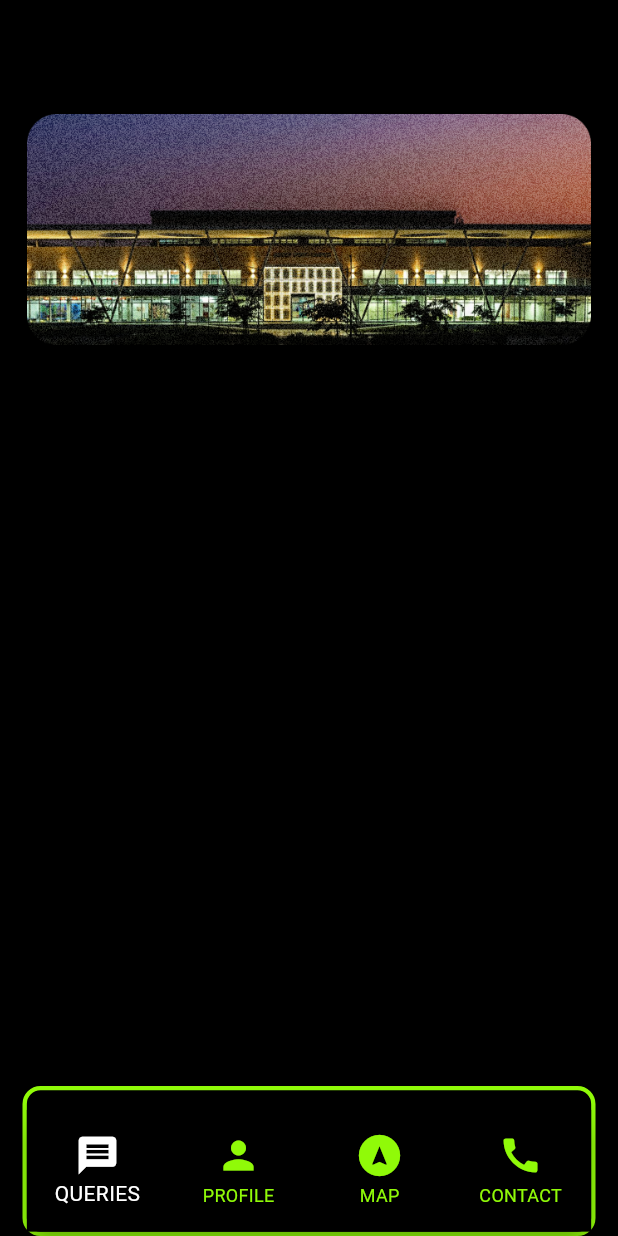
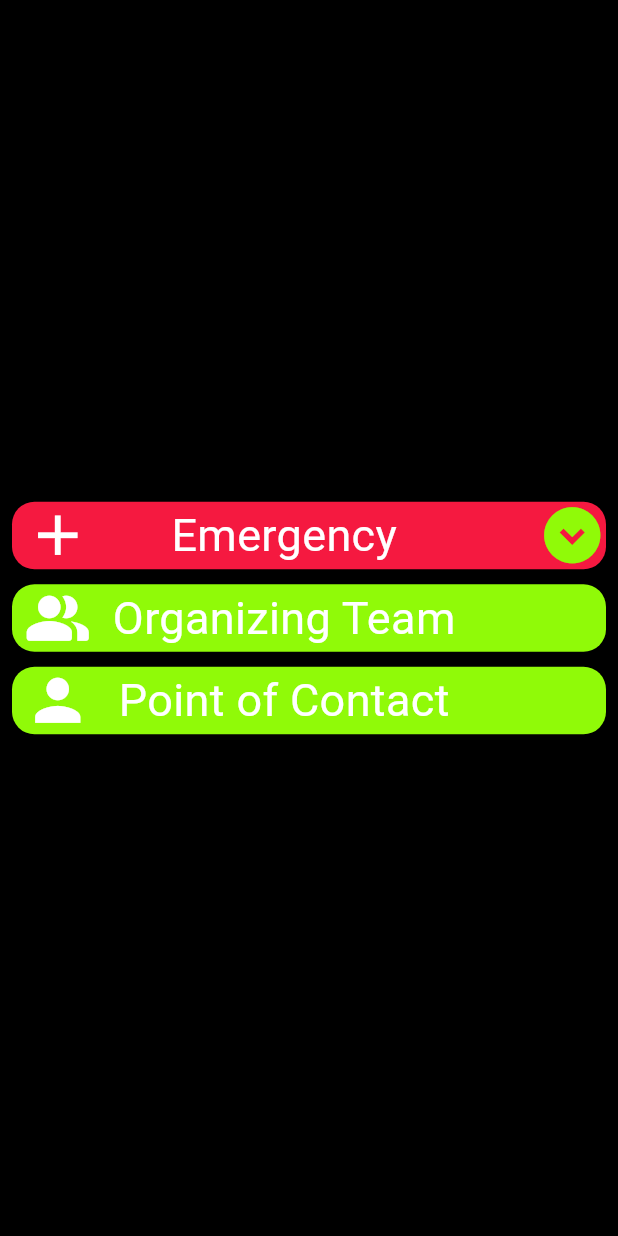
Before and after one commit to surge-snu/surge-2023-app, a Flutter app: the screen it shows after launch, on a phone screen of 412 x 824 dp. Run offline on Flutter 3.47's test engine with Material 2 defaults, Android fonts, the light colour scheme and no system bars; our stand-ins replace get, google_fonts, google_nav_bar, line_icons, shared_preferences, widget_and_text_animator.

Commit message:
made custom drop downs for contact us page

```diff
--- a/lib/Utils/Navigator.dart
+++ b/lib/Utils/Navigator.dart
@@ -1,6 +1,9 @@
 import 'package:flutter/material.dart';
 import 'package:google_nav_bar/google_nav_bar.dart';
 import 'package:line_icons/line_icons.dart';
+import 'package:surge_2023_app/contact/contactus.dart';
+import 'package:url_launcher/url_launcher.dart';
+
 import 'package:surge_2023_app/Auth/login.dart';
 import 'package:surge_2023_app/Global%20Variables/Constants.dart';
 import 'package:surge_2023_app/Home/HomePage.dart';
@@ -14,14 +17,25 @@ class NavBar extends StatefulWidget {
 }
 
 class _NavBarState extends State<NavBar> {
+  // Function to open the URL
+  void _openURL(String url) async {
+    if (await canLaunch(url)) {
+      await launch(url);
+    } else {
+      throw 'Could not launch $url';
+    }
+  }
+
   int _selectedIndex=0;
   final screens = [
     const HomePage(),
-    const LoginScreen()
+    const LoginScreen(),
     // const MyHomePage(),
     // const QuestionPage(),
     // const Announcmentpage(),
     // const ProfilePage()
+    ContactUs(),
+    ContactUs(),
   ];
 
   @override
@@ -61,10 +75,14 @@ margin: EdgeInsets.only(top: 50),
               type: BottomNavigationBarType.fixed,
               backgroundColor: Colors.black,
               onTap: (index){
-                setState(() {
-                  widget.passedIndex=index;
-                });
-
+                if(index==2){
+                  String websiteURL = 'https://snuxplore.com/'; // Replace with your desired URL
+                  _openURL(websiteURL);
+                }else {
+                  setState(() {
+                    widget.passedIndex = index;
+                  });
+                }
               },
 items: [
   BottomNavigationBarItem(icon: Icon(Icons.message,),label: 'QUERIES'),
--- /dev/null
+++ b/lib/contact/contactus.dart
@@ -0,0 +1,34 @@
+import 'package:flutter/material.dart';
+import 'package:surge_2023_app/Global%20Variables/Constants.dart';
+import 'package:surge_2023_app/contact/custom_button.dart';
+
+class ContactUs extends StatefulWidget {
+  const ContactUs({Key? key}) : super(key: key);
+
+  @override
+  State<ContactUs> createState() => _ContactUsState();
+}
+
+class _ContactUsState extends State<ContactUs> {
+  @override
+  Widget build(BuildContext context) {
+    return Scaffold(
+      backgroundColor: Colors.black,
+      body: Container(
+
+        child: Padding(
+          padding: const EdgeInsets.only(left: 8.0,right: 8),
+          child: Column(
+            mainAxisAlignment: MainAxisAlignment.center ,
+            children:[ CustomDropDown(maincolor: Color(0xffF51940),mainText: 'Emergency',mainIcon: Icons.add),
+              SizedBox(height: 10,),
+              CustomDropDown(maincolor: AppColors.primaryColor,mainText: 'Organizing Team',mainIcon: Icons.people_alt_rounded),
+              SizedBox(height: 10,),
+              CustomDropDown(maincolor: AppColors.primaryColor,mainText: 'Point of Contact',mainIcon: Icons.person),
+            ]
+          ),
+        ),
+      )
+    );
+  }
+}
--- /dev/null
+++ b/lib/contact/custom_button.dart
@@ -0,0 +1,166 @@
+import 'package:flutter/material.dart';
+import 'package:get/get_utils/get_utils.dart';
+import 'package:surge_2023_app/Global%20Variables/Constants.dart';
+
+class CustomDropDown extends StatefulWidget {
+  final Color maincolor;
+  final String mainText;
+  final IconData mainIcon;
+  const CustomDropDown({Key? key, required this.maincolor, required this.mainText, required this.mainIcon}) : super(key: key);
+
+  @override
+  State<CustomDropDown> createState() => _CustomDropDownState();
+}
+
+class _CustomDropDownState extends State<CustomDropDown> {
+  bool open= false;
+  @override
+  Widget build(BuildContext context) {
+    return Center(
+      child: Container(
+        //width: double.infinity,
+        child: Column(
+
+          children: [
+            InkWell(
+              onTap: (){
+                setState(() {
+                  open=!open;
+                });
+              },
+
+              child: Container(
+                decoration: BoxDecoration(
+color:  !open?widget.maincolor:null ,
+                  gradient: open? LinearGradient(colors: [
+                  widget.maincolor,
+                    Colors.black,
+
+                  ],
+                      begin: FractionalOffset(0.0,0.1),
+                      end: FractionalOffset(0.0,0.4)
+                  ):null,
+                  borderRadius: BorderRadius.circular(15),
+
+                ),
+
+                child: Column(
+                  children: [
+                    Row(
+                      mainAxisAlignment: MainAxisAlignment.spaceBetween,
+                      children: [
+                        Padding(
+                          padding: const EdgeInsets.only(left: 8.0),
+                          child: Icon(widget.mainIcon,color: Colors.white,size: 45,weight:30 ),
+                        ),
+                        SizedBox(width: MediaQuery.sizeOf(context).width*0.03),
+                        Text(
+                          widget.mainText,style: TextStyle(fontWeight: FontWeight.w400,fontSize: 30,color: Colors.white),
+                        ),
+
+                        SizedBox(width: MediaQuery.sizeOf(context).width*0.13),
+                        Icon(Icons.expand_circle_down,color: AppColors.primaryColor ,size: 45,),
+
+                      ],
+                    ),
+                    if(open)Container(
+
+                      padding: EdgeInsets.only(top: 14),
+                      decoration: BoxDecoration(
+
+                        borderRadius: BorderRadius.circular(15),
+                      ),
+                      child: Column(
+                        children: [
+                          Row(
+                            mainAxisAlignment: MainAxisAlignment.center,
+                            children: [
+                              Text('Ambulance Service',style: TextStyle(color: AppColors.primaryColor,fontSize: 25,fontWeight:  FontWeight.w700),),
+                              SizedBox(width: 15,),
+                              Container(
+                                padding: EdgeInsets.only(left: 7,right: 7),
+                                width: 80,
+                                decoration: BoxDecoration(
+                                    color: AppColors.primaryColor,
+                                    borderRadius: BorderRadius.circular(15)
+                                ),
+
+                                child: Row(
+                                  mainAxisAlignment: MainAxisAlignment.spaceBetween,
+                                  children: [
+                                    Icon(Icons.call,color: Colors.black ,size: 24,),
+
+                                    Text('Call',style: TextStyle(color: Colors.black,fontWeight: FontWeight.w700,fontSize: 20),)
+                                  ],
+                                ),
+                              )
+                            ],
+                          ),
+                          SizedBox(height: 13,),
+                          Row(
+                            mainAxisAlignment: MainAxisAlignment.center,
+                            children: [
+                              Text('Ambulance Service',style: TextStyle(color: AppColors.primaryColor,fontSize: 25,fontWeight:  FontWeight.w700),),
+                              SizedBox(width: 15,),
+                              Container(
+                                padding: EdgeInsets.only(left: 7,right: 7),
+                                width: 80,
+                                decoration: BoxDecoration(
+                                    color: AppColors.primaryColor,
+                                    borderRadius: BorderRadius.circular(15)
+                                ),
+
+                                child: Row(
+                                  mainAxisAlignment: MainAxisAlignment.spaceBetween,
+                                  children: [
+                                    Icon(Icons.call,color: Colors.black ,size: 24,),
+
+                                    Text('Call',style: TextStyle(color: Colors.black,fontWeight: FontWeight.w700,fontSize: 20),)
+                                  ],
+                                ),
+                              )
+                            ],
+                          ),
+                          SizedBox(height: 13,),
+                          Row(
+                            mainAxisAlignment: MainAxisAlignment.center,
+                            children: [
+                              Text('Ambulance Service',style: TextStyle(color: AppColors.primaryColor,fontSize: 25,fontWeight:  FontWeight.w700),),
+                              SizedBox(width: 15,),
+                              Container(
+                                padding: EdgeInsets.only(left: 7,right: 7),
+                                width: 80,
+                                decoration: BoxDecoration(
+                                    color: AppColors.primaryColor,
+                                    borderRadius: BorderRadius.circular(15)
+                                ),
+
+                                child: Row(
+                                  mainAxisAlignment: MainAxisAlignment.spaceBetween,
+                                  children: [
+                                    Icon(Icons.call,color: Colors.black ,size: 24,),
+
+                                    Text('Call',style: TextStyle(color: Colors.black,fontWeight: FontWeight.w700,fontSize: 20),)
+                                  ],
+                                ),
+                              )
+                            ],
+                          ),
+                          // SizedBox(height: 13,),
+
+                        ],
+                      ),
+                    )
+                  ],
+                ),
+              ),
+            ),
+
+
+          ],
+        ),
+
+      ),
+    );
+  }
+}
--- a/lib/main.dart
+++ b/lib/main.dart
@@ -1,6 +1,7 @@
 import 'package:flutter/material.dart';
 import 'package:get/get_navigation/src/root/get_material_app.dart';
 import 'package:surge_2023_app/Auth/login.dart';
+import 'package:surge_2023_app/contact/contactus.dart';
 
 import 'Splash Screen/splashScreen.dart';
 
@@ -38,7 +39,7 @@
         useMaterial3: true,
 
       ),
-      home: SplashScreen(),
+      home: ContactUs(),
     );
   }
 }
--- a/pubspec.yaml
+++ b/pubspec.yaml
@@ -49,6 +49,7 @@ dependencies:
   google_fonts: ^5.1.0
   google_nav_bar: ^5.0.6
   line_icons: ^2.0.3
+  url_launcher: ^6.1.12
 
 dev_dependencies:
   flutter_test:
```
Also changed, not shown: pubspec.lock, 6 other files.
